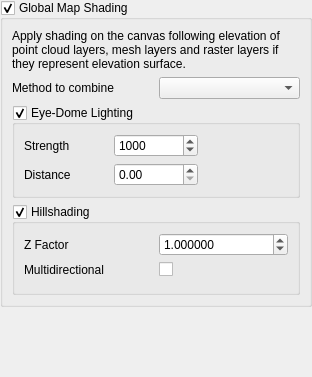
First picture: the form in src/ui/qgselevationshadingrenderersettingswidget.ui, repository qgis/QGIS, before the edit.
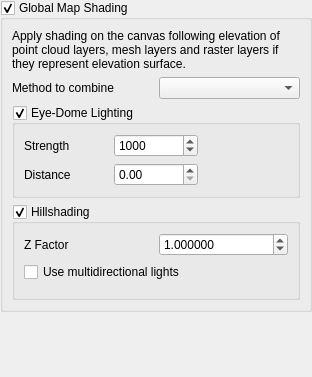
Second picture: the form after the edit. Custom widgets are drawn as their Qt base class.

Commit message:
Adjust label of the "Multidirectional" hillshading checkbox in Project properties
Coherent with the same option in individul layer properties dialog

What changed in the file:
```diff
--- a/src/ui/qgselevationshadingrenderersettingswidget.ui
+++ b/src/ui/qgselevationshadingrenderersettingswidget.ui
@@ -60,13 +60,6 @@
            </property>
           </widget>
          </item>
-         <item row="1" column="0">
-          <widget class="QLabel" name="mHillshadingMultidirLabel">
-           <property name="text">
-            <string>Multidirectional</string>
-           </property>
-          </widget>
-         </item>
          <item row="0" column="1">
           <widget class="QgsDoubleSpinBox" name="mHillshadingZFactorSpinBox">
            <property name="toolTip">
@@ -83,13 +76,13 @@
            </property>
           </widget>
          </item>
-         <item row="1" column="1">
+         <item row="1" column="0" colspan="2">
           <widget class="QCheckBox" name="mHillshadingMultidirCheckBox">
            <property name="toolTip">
             <string>Use multidirectional lights instead of the specified azimuth for hillshading.</string>
            </property>
            <property name="text">
-            <string/>
+            <string>Use multidirectional lights</string>
            </property>
            <property name="tristate">
             <bool>false</bool>
```
